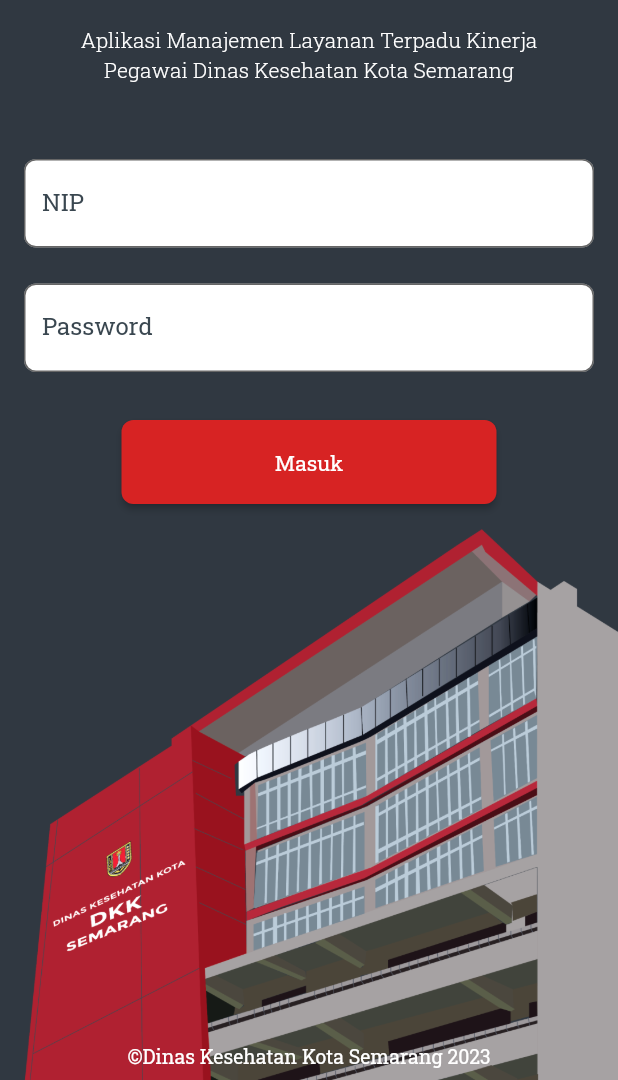
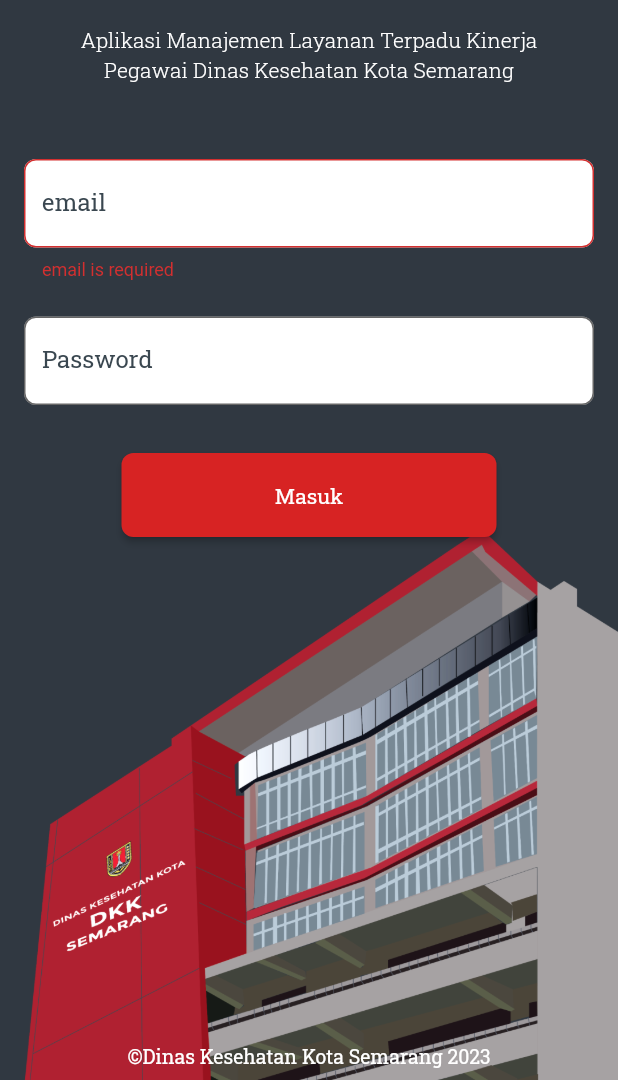
Before and after one commit to roningrum/my_darling_app, a Flutter app: the LoginScreen screen opened directly, after a tap on "Masuk", on a phone screen of 412 x 824 dp, the part 156-1236 px from its top. Run offline on Flutter 3.47's test engine with Material 2 defaults, Android fonts, the phone set to English and light mode, and no system bars; our stand-ins replace fl_chart, flutter_svg, percent_indicator.

```diff
--- /dev/null
+++ b/lib/Login_response.dart
@@ -0,0 +1,30 @@
+class LoginResponse {
+  late String status;
+  late String pesan;
+  late String accessToken;
+  late String tokenType;
+
+  LoginResponse(
+      this.status,
+      this.pesan,
+      this.accessToken,
+      this.tokenType);
+
+  Map<String, dynamic> toJson() {
+    final map = <String, dynamic>{};
+    map['status'] = status;
+    map['pesan'] = pesan;
+    map['access_token'] = accessToken;
+    map['token_type'] = tokenType;
+    return map;
+  }
+
+  LoginResponse.fromJson(dynamic json) {
+    status = json['status'];
+    pesan = json['pesan'];
+    accessToken = json['access_token'];
+    tokenType = json['token_type'];
+  }
+
+
+}
--- a/lib/main.dart
+++ b/lib/main.dart
@@ -26,7 +26,7 @@ class MyApp extends StatelessWidget {
           elevation: 0,
         ),
       ),
-      home: const HomeScreen(),
+      home: const LoginScreen(),
     );
   }
 }
--- /dev/null
+++ b/lib/network_provider/NetworkRepository.dart
@@ -0,0 +1,20 @@
+import 'dart:convert';
+import 'package:flutter/foundation.dart';
+import 'package:http/http.dart' as http;
+import 'package:my_darling_app/Login_response.dart';
+
+class NetworkRepository{
+
+  // Login
+  Future<LoginResponse>doLogin(String email, String password) async{
+    var url = 'http://172.17.19.168/mydarling_web/public/api/login';
+    var response = await http.post(Uri.parse(url), body: {'email':email, 'password': password});
+    // print(response.body);
+    var jsonResponse = jsonDecode(response.body);
+    LoginResponse responseLogin = LoginResponse.fromJson(jsonResponse);
+    if (kDebugMode) {
+      print('response:$responseLogin');
+    }
+    return responseLogin;
+  }
+}
--- a/lib/page/login_screen.dart
+++ b/lib/page/login_screen.dart
@@ -1,4 +1,5 @@
 import 'package:flutter/material.dart';
+import 'package:my_darling_app/network_provider/NetworkRepository.dart';
 
 import '../theme/theme.dart';
 
@@ -10,6 +11,13 @@ class LoginScreen extends StatefulWidget {
 }
 
 class _LoginScreenState extends State<LoginScreen> {
+  TextEditingController emailController = TextEditingController();
+  TextEditingController passwordController = TextEditingController();
+
+  final _formKey = GlobalKey<FormState>();
+  final _networkRepo = NetworkRepository();
+
+
   @override
   Widget build(BuildContext context) {
     return Scaffold(
@@ -36,11 +44,21 @@ class _LoginScreenState extends State<LoginScreen> {
                         height: 1.4),
                     textAlign: TextAlign.center),
                 const SizedBox(height: 50),
-                TextFormField(
+                Form(
+                  key: _formKey,
+                  child: TextFormField(
+                    controller: emailController,
+                    validator: (value){
+                      if(value!.isEmpty){
+                        return 'email is required';
+                      }
+                      return null;
+                    },
+                    keyboardType: TextInputType.emailAddress,
                     decoration: InputDecoration(
                       filled: true,
                       fillColor: Colors.white,
-                    labelText: 'NIP',
+                      labelText: 'email',
                       labelStyle: regular.copyWith(color: secondaryBlueBlack),
                       focusedBorder: OutlineInputBorder(
                           borderRadius:
@@ -53,8 +71,18 @@ class _LoginScreenState extends State<LoginScreen> {
                       ),
                     ),
                   ),
+                ),
                 const SizedBox(height: 24),
                 TextFormField(
+                  controller: passwordController,
+                  keyboardType: TextInputType.visiblePassword,
+                  obscureText: true,
+                  validator: (value){
+                    if(value!.isEmpty){
+                      return 'password is required';
+                    }
+                    return null;
+                  },
                   decoration: InputDecoration(
                     filled: true,
                     fillColor: Colors.white,
@@ -76,7 +104,14 @@ class _LoginScreenState extends State<LoginScreen> {
                   width: 250,
                   height: 56,
                   child: ElevatedButton(
-                      onPressed: () {},
+                      onPressed: () {
+                        if(_formKey.currentState!.validate()){
+                          String email = emailController.text;
+                          String password = passwordController.text;
+                          _networkRepo.doLogin(email, password);
+                          print('Email : $email Password : $password');
+                        }
+                      },
                       style: ElevatedButton.styleFrom(
                         backgroundColor: primaryRed,
                         padding: const EdgeInsets.all(8.0),
--- a/pubspec.yaml
+++ b/pubspec.yaml
@@ -38,6 +38,7 @@ dependencies:
   flutter_svg: ^2.0.2
   percent_indicator: ^4.2.3
   fl_chart: ^0.61.0
+  http: ^0.13.5
 
 dev_dependencies:
   flutter_test:
```
Also changed, not shown: pubspec.lock, 1 other file. Lines whose indentation alone changed are shown as unchanged.
